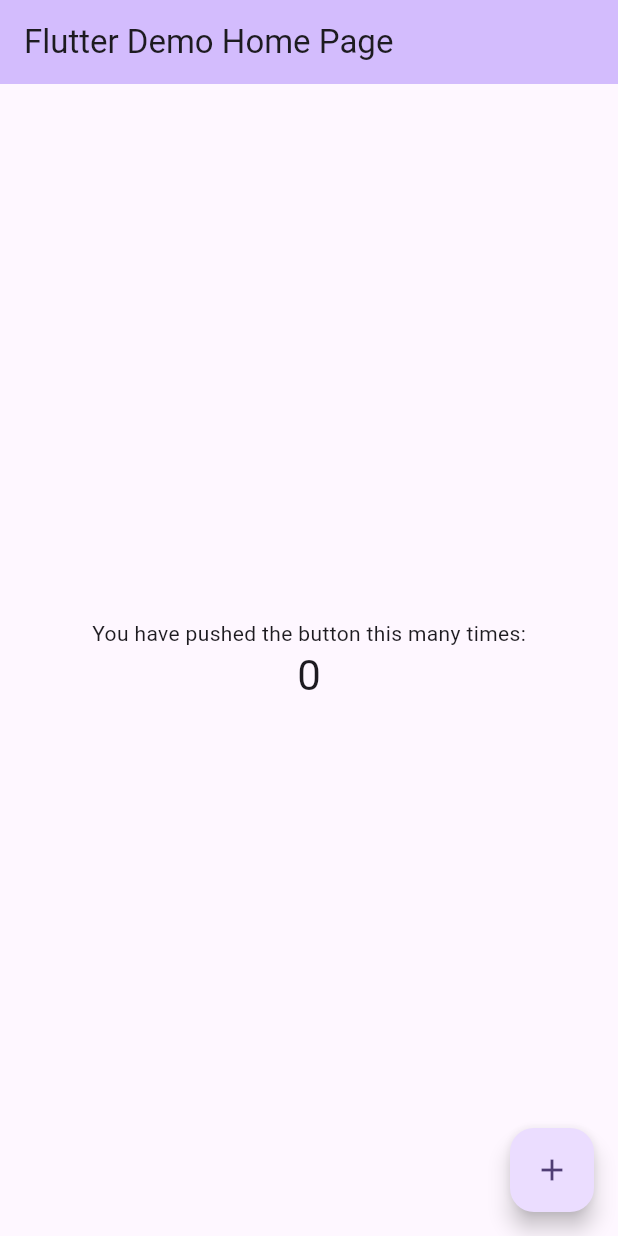
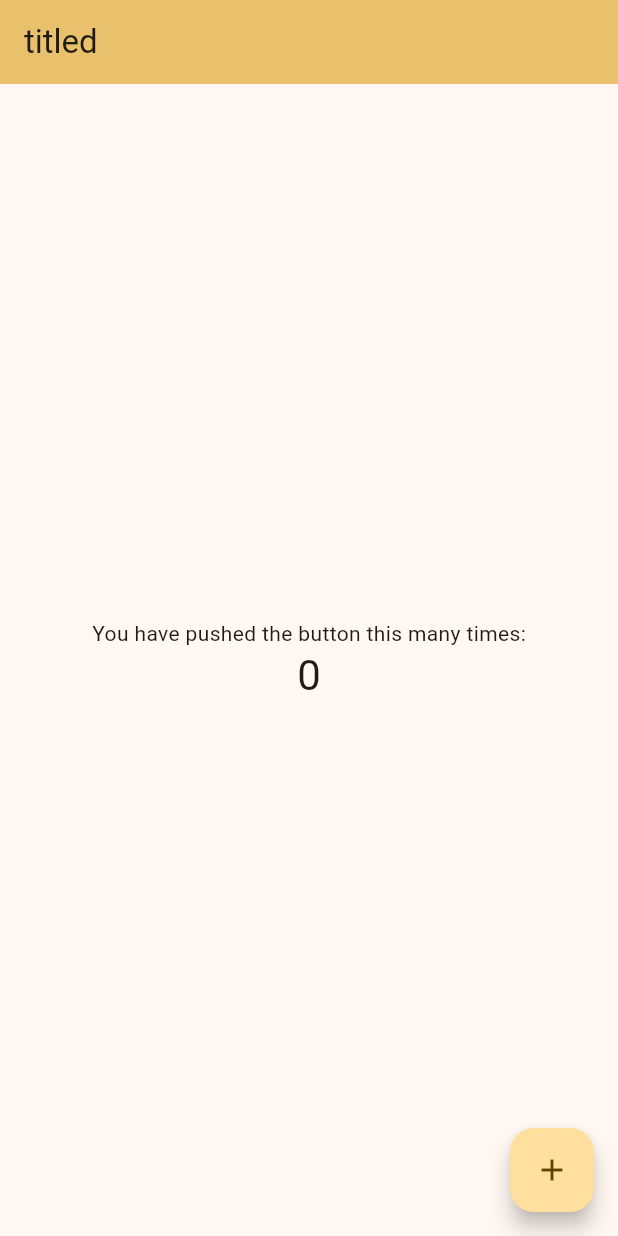
Before and after one commit to chawboo/recipeeps, a Flutter app: the screen it shows after launch, on a phone screen of 412 x 824 dp. Run offline on Flutter 3.47's test engine with Material 3 defaults, Android fonts, the phone set to English and light mode, and no system bars; our stand-ins replace firebase_auth, firebase_core, go_router; accounts and stored records are empty.

Commit message:
firebase init, routing setup

```diff
--- /dev/null
+++ b/lib/app.dart
@@ -0,0 +1,105 @@
+import 'package:flutter/material.dart';
+import 'package:recipeeps/routing/router.dart';
+
+class MyApp extends StatelessWidget {
+  const MyApp({super.key});
+
+  // This widget is the root of your application.
+  @override
+  Widget build(BuildContext context) {
+    return MaterialApp.router(
+      routerConfig: RecipeepsRouter.router(),
+      debugShowCheckedModeBanner: false,
+      title: 'Flutter Demo',
+      theme: ThemeData(
+        colorScheme: ColorScheme.fromSeed(seedColor: Colors.amber),
+      ),
+    );
+  }
+}
+
+class MyHomePage extends StatefulWidget {
+  const MyHomePage({super.key, required this.title});
+
+  // This widget is the home page of your application. It is stateful, meaning
+  // that it has a State object (defined below) that contains fields that affect
+  // how it looks.
+
+  // This class is the configuration for the state. It holds the values (in this
+  // case the title) provided by the parent (in this case the App widget) and
+  // used by the build method of the State. Fields in a Widget subclass are
+  // always marked "final".
+
+  final String title;
+
+  @override
+  State<MyHomePage> createState() => _MyHomePageState();
+}
+
+class _MyHomePageState extends State<MyHomePage> {
+  int _counter = 0;
+
+  void _incrementCounter() {
+    setState(() {
+      // This call to setState tells the Flutter framework that something has
+      // changed in this State, which causes it to rerun the build method below
+      // so that the display can reflect the updated values. If we changed
+      // _counter without calling setState(), then the build method would not be
+      // called again, and so nothing would appear to happen.
+      _counter++;
+    });
+  }
+
+  @override
+  Widget build(BuildContext context) {
+    // This method is rerun every time setState is called, for instance as done
+    // by the _incrementCounter method above.
+    //
+    // The Flutter framework has been optimized to make rerunning build methods
+    // fast, so that you can just rebuild anything that needs updating rather
+    // than having to individually change instances of widgets.
+    return Scaffold(
+      appBar: AppBar(
+        // TRY THIS: Try changing the color here to a specific color (to
+        // Colors.amber, perhaps?) and trigger a hot reload to see the AppBar
+        // change color while the other colors stay the same.
+        backgroundColor: Theme.of(context).colorScheme.inversePrimary,
+        // Here we take the value from the MyHomePage object that was created by
+        // the App.build method, and use it to set our appbar title.
+        title: Text(widget.title),
+      ),
+      body: Center(
+        // Center is a layout widget. It takes a single child and positions it
+        // in the middle of the parent.
+        child: Column(
+          // Column is also a layout widget. It takes a list of children and
+          // arranges them vertically. By default, it sizes itself to fit its
+          // children horizontally, and tries to be as tall as its parent.
+          //
+          // Column has various properties to control how it sizes itself and
+          // how it positions its children. Here we use mainAxisAlignment to
+          // center the children vertically; the main axis here is the vertical
+          // axis because Columns are vertical (the cross axis would be
+          // horizontal).
+          //
+          // TRY THIS: Invoke "debug painting" (choose the "Toggle Debug Paint"
+          // action in the IDE, or press "p" in the console), to see the
+          // wireframe for each widget.
+          mainAxisAlignment: MainAxisAlignment.center,
+          children: <Widget>[
+            const Text('You have pushed the button this many times:'),
+            Text(
+              '$_counter',
+              style: Theme.of(context).textTheme.headlineMedium,
+            ),
+          ],
+        ),
+      ),
+      floatingActionButton: FloatingActionButton(
+        onPressed: _incrementCounter,
+        tooltip: 'Increment',
+        child: const Icon(Icons.add),
+      ), // This trailing comma makes auto-formatting nicer for build methods.
+    );
+  }
+}
--- a/lib/main.dart
+++ b/lib/main.dart
@@ -1,122 +1,11 @@
+import 'package:firebase_core/firebase_core.dart';
+import 'package:recipeeps/app.dart';
+import 'firebase_options.dart';
 import 'package:flutter/material.dart';
 
-void main() {
+void main() async {
+  WidgetsFlutterBinding.ensureInitialized();
+  await Firebase.initializeApp(options: DefaultFirebaseOptions.currentPlatform);
+
   runApp(const MyApp());
 }
-
-class MyApp extends StatelessWidget {
-  const MyApp({super.key});
-
-  // This widget is the root of your application.
-  @override
-  Widget build(BuildContext context) {
-    return MaterialApp(
-      title: 'Flutter Demo',
-      theme: ThemeData(
-        // This is the theme of your application.
-        //
-        // TRY THIS: Try running your application with "flutter run". You'll see
-        // the application has a purple toolbar. Then, without quitting the app,
-        // try changing the seedColor in the colorScheme below to Colors.green
-        // and then invoke "hot reload" (save your changes or press the "hot
-        // reload" button in a Flutter-supported IDE, or press "r" if you used
-        // the command line to start the app).
-        //
-        // Notice that the counter didn't reset back to zero; the application
-        // state is not lost during the reload. To reset the state, use hot
-        // restart instead.
-        //
-        // This works for code too, not just values: Most code changes can be
-        // tested with just a hot reload.
-        colorScheme: ColorScheme.fromSeed(seedColor: Colors.deepPurple),
-      ),
-      home: const MyHomePage(title: 'Flutter Demo Home Page'),
-    );
-  }
-}
-
-class MyHomePage extends StatefulWidget {
-  const MyHomePage({super.key, required this.title});
-
-  // This widget is the home page of your application. It is stateful, meaning
-  // that it has a State object (defined below) that contains fields that affect
-  // how it looks.
-
-  // This class is the configuration for the state. It holds the values (in this
-  // case the title) provided by the parent (in this case the App widget) and
-  // used by the build method of the State. Fields in a Widget subclass are
-  // always marked "final".
-
-  final String title;
-
-  @override
-  State<MyHomePage> createState() => _MyHomePageState();
-}
-
-class _MyHomePageState extends State<MyHomePage> {
-  int _counter = 0;
-
-  void _incrementCounter() {
-    setState(() {
-      // This call to setState tells the Flutter framework that something has
-      // changed in this State, which causes it to rerun the build method below
-      // so that the display can reflect the updated values. If we changed
-      // _counter without calling setState(), then the build method would not be
-      // called again, and so nothing would appear to happen.
-      _counter++;
-    });
-  }
-
-  @override
-  Widget build(BuildContext context) {
-    // This method is rerun every time setState is called, for instance as done
-    // by the _incrementCounter method above.
-    //
-    // The Flutter framework has been optimized to make rerunning build methods
-    // fast, so that you can just rebuild anything that needs updating rather
-    // than having to individually change instances of widgets.
-    return Scaffold(
-      appBar: AppBar(
-        // TRY THIS: Try changing the color here to a specific color (to
-        // Colors.amber, perhaps?) and trigger a hot reload to see the AppBar
-        // change color while the other colors stay the same.
-        backgroundColor: Theme.of(context).colorScheme.inversePrimary,
-        // Here we take the value from the MyHomePage object that was created by
-        // the App.build method, and use it to set our appbar title.
-        title: Text(widget.title),
-      ),
-      body: Center(
-        // Center is a layout widget. It takes a single child and positions it
-        // in the middle of the parent.
-        child: Column(
-          // Column is also a layout widget. It takes a list of children and
-          // arranges them vertically. By default, it sizes itself to fit its
-          // children horizontally, and tries to be as tall as its parent.
-          //
-          // Column has various properties to control how it sizes itself and
-          // how it positions its children. Here we use mainAxisAlignment to
-          // center the children vertically; the main axis here is the vertical
-          // axis because Columns are vertical (the cross axis would be
-          // horizontal).
-          //
-          // TRY THIS: Invoke "debug painting" (choose the "Toggle Debug Paint"
-          // action in the IDE, or press "p" in the console), to see the
-          // wireframe for each widget.
-          mainAxisAlignment: MainAxisAlignment.center,
-          children: <Widget>[
-            const Text('You have pushed the button this many times:'),
-            Text(
-              '$_counter',
-              style: Theme.of(context).textTheme.headlineMedium,
-            ),
-          ],
-        ),
-      ),
-      floatingActionButton: FloatingActionButton(
-        onPressed: _incrementCounter,
-        tooltip: 'Increment',
-        child: const Icon(Icons.add),
-      ), // This trailing comma makes auto-formatting nicer for build methods.
-    );
-  }
-}
--- /dev/null
+++ b/lib/routing/router.dart
@@ -0,0 +1,30 @@
+import 'package:flutter/material.dart';
+import 'package:go_router/go_router.dart';
+import 'package:recipeeps/app.dart';
+import 'routes.dart';
+
+class RecipeepsRouter {
+  static GoRouter router() {
+    return GoRouter(
+      initialLocation: '/',
+      routes: [
+        GoRoute(
+          path: Routes.home.path,
+          name: Routes.home.name,
+          builder: (context, state) {
+            // Placeholder widget for now
+            return const MyHomePage(title: 'titled');
+          },
+        ),
+        GoRoute(
+          path: Routes.authentication.path,
+          name: Routes.authentication.name,
+          builder: (context, state) {
+            // Placeholder widget for now
+            return const SizedBox.shrink();
+          },
+        ),
+      ],
+    );
+  }
+}
--- /dev/null
+++ b/lib/routing/routes.dart
@@ -0,0 +1,8 @@
+enum Routes {
+  authentication('/authentication'),
+  home('/');
+
+  final String path;
+
+  const Routes(this.path);
+}
```
Also changed, not shown: lib/api/firebase_authentication_provider.dart (added, +42 -0 lines), firebase.json (added), lib/data/repositories/authentication_repository.dart (added), lib/firebase_options.dart (added), 6 other files.
